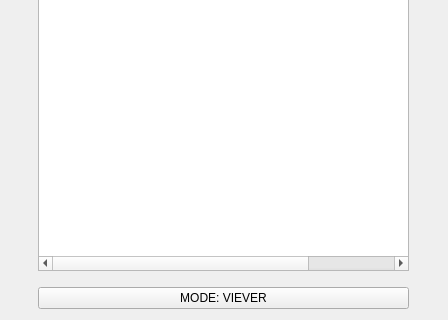
Above: task4/ui/client.ui from JsJustS/22202-ROZHKOV-NETWORK before the change; both pictures show x 0 to 448 and y 236 to 556 of the 448 by 556 pixel window. Below: the same form after it.
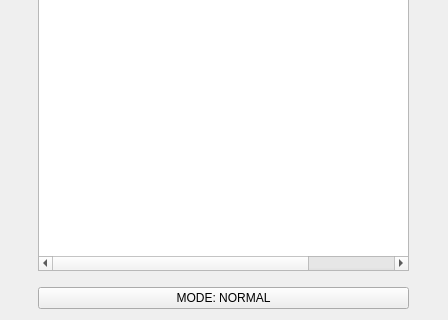
That is the form after the change. Icons and pictures are not drawn.

Commit message: changed btn state

The edit to the form file:
```diff
--- a/task4/ui/client.ui
+++ b/task4/ui/client.ui
@@ -199,7 +199,7 @@
    <item row="2" column="1">
     <widget class="QPushButton" name="modeButton">
      <property name="text">
-      <string>MODE: VIEVER</string>
+      <string>MODE: NORMAL</string>
      </property>
     </widget>
    </item>
```
